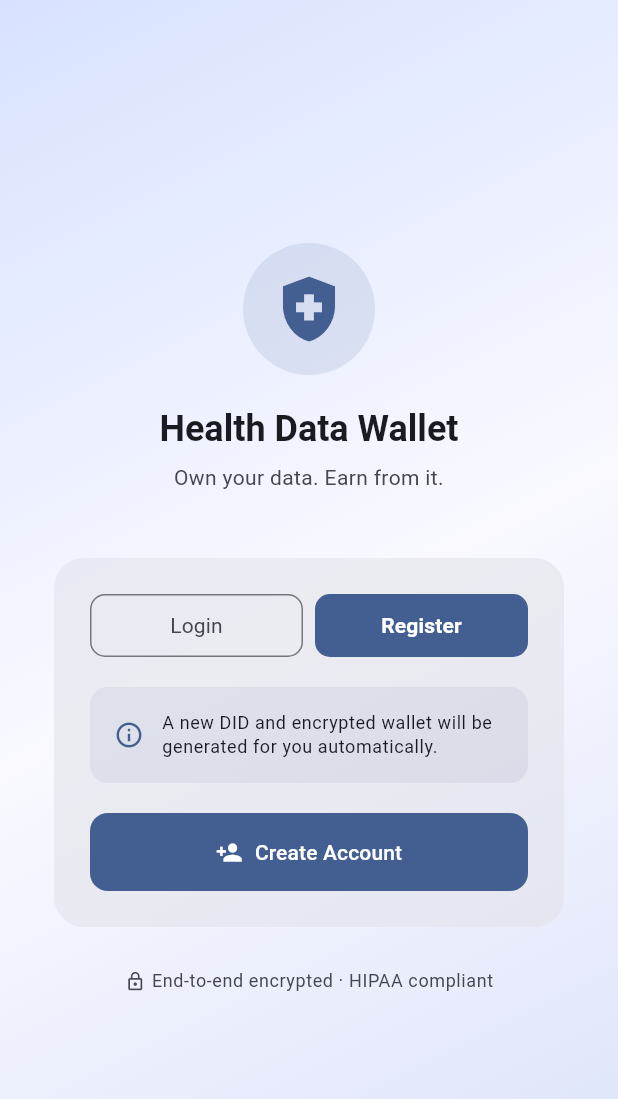
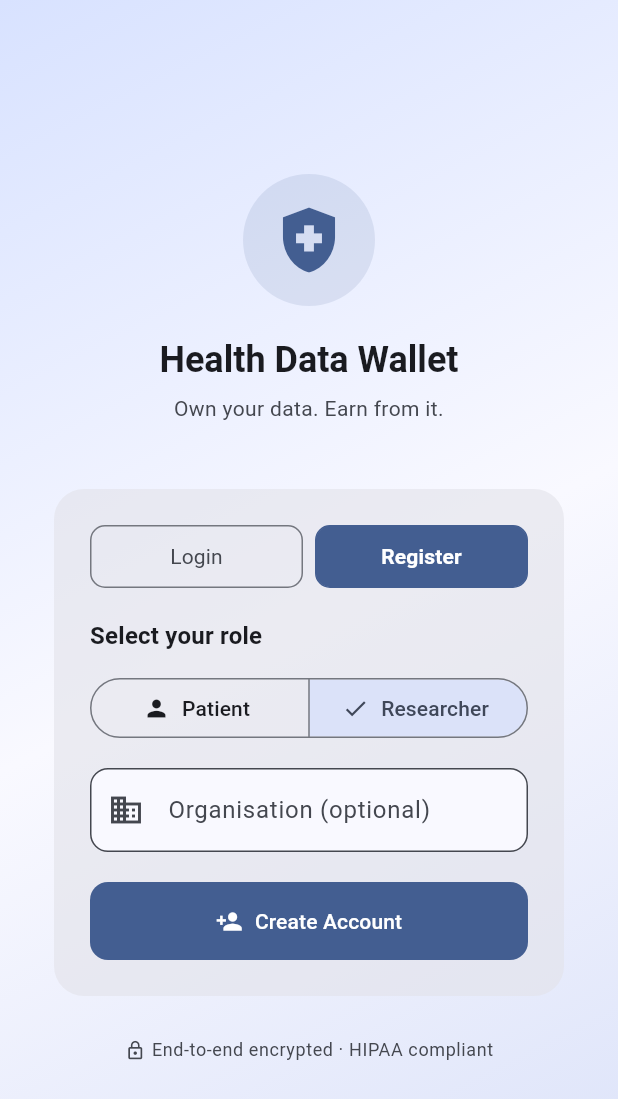
Before and after one commit to M-oses340/health-data-wallet, a Flutter app: the RoleSelectPage screen opened directly, after a tap on "Researcher", after a tap on "Register", on a phone screen of 412 x 824 dp. Shown: the top 1099 px of the screen. Run offline on Flutter 3.47's test engine with Material 3 defaults, Android fonts, the phone set to English and light mode, and no system bars; our stand-ins replace dio, equatable, flutter_bloc, local_auth.

Commit message:
fix: docker healthcheck, flutter field names, patient upload tab, researcher registration
- docker-compose.yml: use wget instead of curl for API healthcheck (curl not in alpine image)
- submit_request_page.dart: fix field names accessDuration→accessDurationSeconds, dataDividend→dataDividendWei (ETH→wei conversion), include researcherDID from auth state
- upload_data_page.dart: new patient upload tab with heart rate/SpO2/temperature fields
- patient_shell.dart: add Upload tab to bottom nav
- auth_bloc.dart: add RegisterResearcher event + handler
- api_client.dart: add registerResearcher() method
- role_select_page.dart: register mode now supports both patient and researcher roles with org field

```diff
--- a/packages/app/lib/core/api_client.dart
+++ b/packages/app/lib/core/api_client.dart
@@ -37,6 +37,13 @@ class ApiClient {
   /// Register a new patient — returns { did, walletAddress, publicKey, token }
   Future<Map<String, dynamic>> registerPatient() async {
     final res = await _dio.post('/auth/register');
+    return res.data as Map<String, dynamic>;
+  }
+
+  /// Register a new researcher — returns { did, walletAddress, publicKey, token }
+  Future<Map<String, dynamic>> registerResearcher({String? organisation}) async {
+    final res = await _dio.post('/auth/register/researcher',
+        data: {if (organisation != null) 'organisation': organisation});
     return res.data as Map<String, dynamic>;
   }
 
--- a/packages/app/lib/features/auth/bloc/auth_bloc.dart
+++ b/packages/app/lib/features/auth/bloc/auth_bloc.dart
@@ -20,6 +20,14 @@ abstract class AuthEvent extends Equatable {
 
 /// Register a brand-new patient account (generates DID + wallet on the API).
 class RegisterPatient extends AuthEvent {}
+
+/// Register a brand-new researcher account.
+class RegisterResearcher extends AuthEvent {
+  final String? organisation;
+  const RegisterResearcher({this.organisation});
+  @override
+  List<Object?> get props => [organisation];
+}
 
 /// Login with an existing DID.
 class LoginWithDID extends AuthEvent {
@@ -80,6 +88,7 @@ class AuthBloc extends Bloc<AuthEvent, AuthState> {
 
   AuthBloc(this._api) : super(AuthInitial()) {
     on<RegisterPatient>(_onRegister);
+    on<RegisterResearcher>(_onRegisterResearcher);
     on<LoginWithDID>(_onLogin);
     on<SelectRole>(_onSelectRole);
     on<SignOut>(_onSignOut);
@@ -93,6 +102,22 @@ class AuthBloc extends Bloc<AuthEvent, AuthState> {
       if (token != null) _api.setAuthToken(token);
       emit(AuthAuthenticated(
         UserRole.patient,
+        data['did'] as String,
+        walletAddress: data['walletAddress'] as String?,
+      ));
+    } catch (e) {
+      emit(AuthError('Registration failed: $e'));
+    }
+  }
+
+  Future<void> _onRegisterResearcher(RegisterResearcher event, Emitter<AuthState> emit) async {
+    emit(AuthLoading());
+    try {
+      final data = await _api.registerResearcher(organisation: event.organisation);
+      final token = data['token'] as String?;
+      if (token != null) _api.setAuthToken(token);
+      emit(AuthAuthenticated(
+        UserRole.researcher,
         data['did'] as String,
         walletAddress: data['walletAddress'] as String?,
       ));
--- a/packages/app/lib/features/auth/pages/role_select_page.dart
+++ b/packages/app/lib/features/auth/pages/role_select_page.dart
@@ -11,20 +11,25 @@ class RoleSelectPage extends StatefulWidget {
 
 class _RoleSelectPageState extends State<RoleSelectPage> {
   final _didController = TextEditingController();
+  final _orgController = TextEditingController();
   UserRole _selected = UserRole.patient;
   bool _isRegisterMode = false;
 
   @override
   void dispose() {
     _didController.dispose();
+    _orgController.dispose();
     super.dispose();
   }
 
   void _enter() {
     final did = _didController.text.trim();
     if (_isRegisterMode) {
-      // Register new patient — API generates the DID
+      if (_selected == UserRole.researcher) {
+        context.read<AuthBloc>().add(RegisterResearcher(organisation: _orgController.text.trim()));
+      } else {
         context.read<AuthBloc>().add(RegisterPatient());
+      }
       return;
     }
     if (did.isEmpty) return;
@@ -166,7 +171,42 @@ class _RoleSelectPageState extends State<RoleSelectPage> {
                                 ),
                               ),
                             ] else ...[
-                              // Register info
+                              // Register: role selector
+                              Text('Select your role',
+                                  style: Theme.of(context)
+                                      .textTheme
+                                      .titleMedium
+                                      ?.copyWith(fontWeight: FontWeight.w600)),
+                              const SizedBox(height: 12),
+                              SegmentedButton<UserRole>(
+                                segments: const [
+                                  ButtonSegment(
+                                      value: UserRole.patient,
+                                      label: Text('Patient'),
+                                      icon: Icon(Icons.person)),
+                                  ButtonSegment(
+                                      value: UserRole.researcher,
+                                      label: Text('Researcher'),
+                                      icon: Icon(Icons.science)),
+                                ],
+                                selected: {_selected},
+                                onSelectionChanged: (s) =>
+                                    setState(() => _selected = s.first),
+                              ),
+                              const SizedBox(height: 16),
+                              if (_selected == UserRole.researcher)
+                                TextField(
+                                  controller: _orgController,
+                                  decoration: InputDecoration(
+                                    labelText: 'Organisation (optional)',
+                                    prefixIcon: const Icon(Icons.business),
+                                    border: OutlineInputBorder(
+                                        borderRadius: BorderRadius.circular(12)),
+                                    filled: true,
+                                    fillColor: scheme.surface,
+                                  ),
+                                )
+                              else
                                 Container(
                                   padding: const EdgeInsets.all(16),
                                   decoration: BoxDecoration(
@@ -184,8 +224,7 @@ class _RoleSelectPageState extends State<RoleSelectPage> {
                                           style: Theme.of(context)
                                               .textTheme
                                               .bodySmall
-                                            ?.copyWith(
-                                                color: scheme.onSurface),
+                                              ?.copyWith(color: scheme.onSurface),
                                         ),
                                       ),
                                     ],
```
Also changed, not shown: packages/app/lib/features/patient/pages/patient_shell.dart (+7 -1 lines), packages/app/lib/features/patient/pages/upload_data_page.dart (added, +179 -0 lines), packages/app/lib/features/researcher/pages/submit_request_page.dart (+9 -2 lines), 5 other files. Lines whose indentation alone changed are shown as unchanged.
